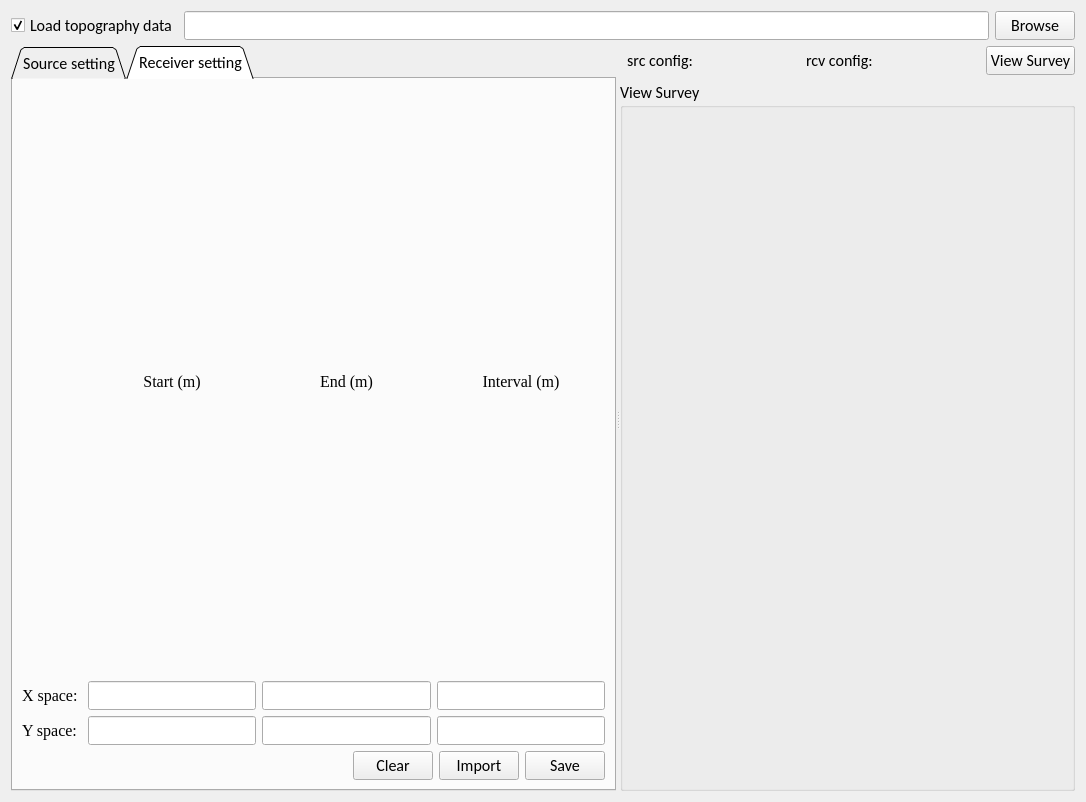
ycli0536/GeoModeling, file UI_init/tabSurvey.ui: the form before one commit.
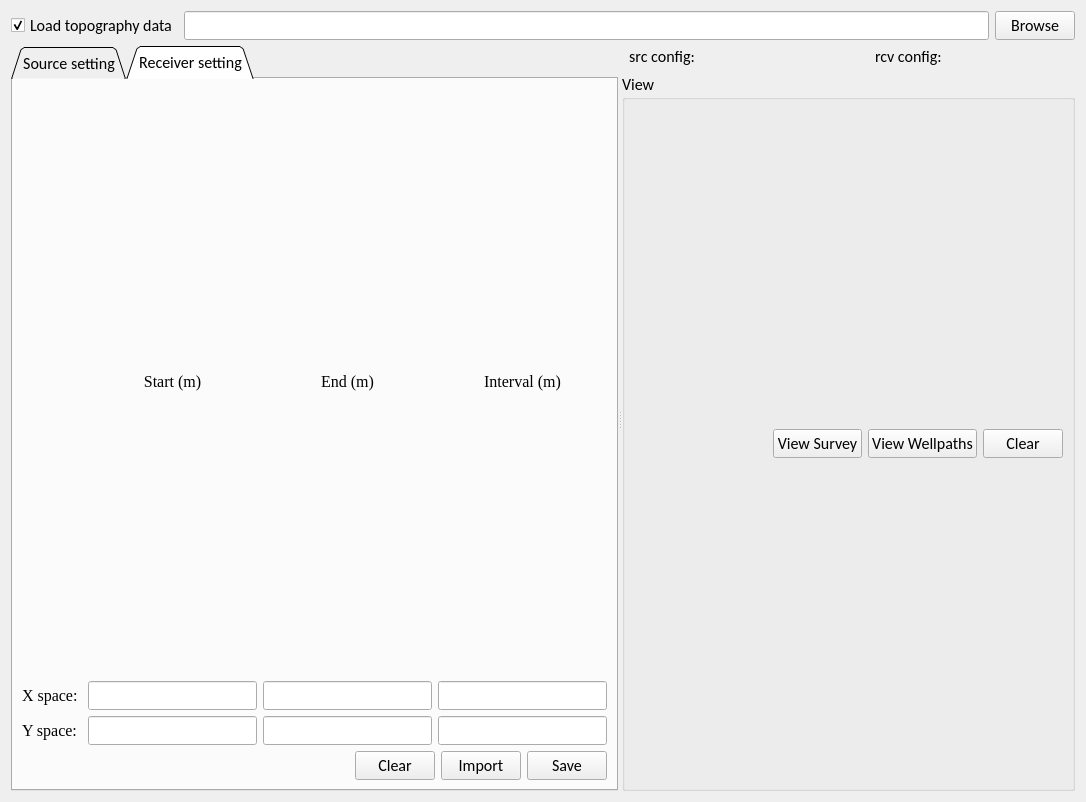
The form after the commit.

Commit message: feat(GUI-survey): add well paths viewing in view window

Diff of the .ui file:
```diff
--- a/UI_init/tabSurvey.ui
+++ b/UI_init/tabSurvey.ui
@@ -334,7 +334,7 @@
      <widget class="QWidget" name="layoutWidget">
       <layout class="QVBoxLayout" name="verticalLayout_3" stretch="0,1">
        <item>
-        <layout class="QHBoxLayout" name="horizontalLayout" stretch="0,1,0,0,1,0,0">
+        <layout class="QHBoxLayout" name="horizontalLayout" stretch="0,1,0,0,1">
          <item>
           <widget class="QLabel" name="label_3">
            <property name="text">
@@ -376,26 +376,6 @@
            </property>
           </widget>
          </item>
-         <item>
-          <spacer name="horizontalSpacer_3">
-           <property name="orientation">
-            <enum>Qt::Horizontal</enum>
-           </property>
-           <property name="sizeHint" stdset="0">
-            <size>
-             <width>40</width>
-             <height>20</height>
-            </size>
-           </property>
-          </spacer>
-         </item>
-         <item>
-          <widget class="QPushButton" name="pushButton_view">
-           <property name="text">
-            <string>View Survey</string>
-           </property>
-          </widget>
-         </item>
         </layout>
        </item>
        <item>
@@ -413,9 +393,51 @@
           </size>
          </property>
          <property name="title">
-          <string>View Survey</string>
+          <string>View</string>
          </property>
-         <layout class="QVBoxLayout" name="verticalLayout_view"/>
+         <layout class="QVBoxLayout" name="verticalLayout_4" stretch="0,1">
+          <item>
+           <layout class="QHBoxLayout" name="horizontalLayout_viewHeader" stretch="1,0,0,0">
+            <item>
+             <spacer name="horizontalSpacer_3">
+              <property name="orientation">
+               <enum>Qt::Horizontal</enum>
+              </property>
+              <property name="sizeHint" stdset="0">
+               <size>
+                <width>40</width>
+                <height>20</height>
+               </size>
+              </property>
+             </spacer>
+            </item>
+            <item>
+             <widget class="QPushButton" name="pushButton_viewSurvey">
+              <property name="text">
+               <string>View Survey</string>
+              </property>
+             </widget>
+            </item>
+            <item>
+             <widget class="QPushButton" name="pushButton_viewWellpaths">
+              <property name="text">
+               <string>View Wellpaths</string>
+              </property>
+             </widget>
+            </item>
+            <item>
+             <widget class="QPushButton" name="pushButton_clearView">
+              <property name="text">
+               <string>Clear</string>
+              </property>
+             </widget>
+            </item>
+           </layout>
+          </item>
+          <item>
+           <layout class="QVBoxLayout" name="verticalLayout_view"/>
+          </item>
+         </layout>
         </widget>
        </item>
       </layout>
```
Left out of the diff: 7 changed lines with no effect on the pictures. The commit also changes 6 other files.
